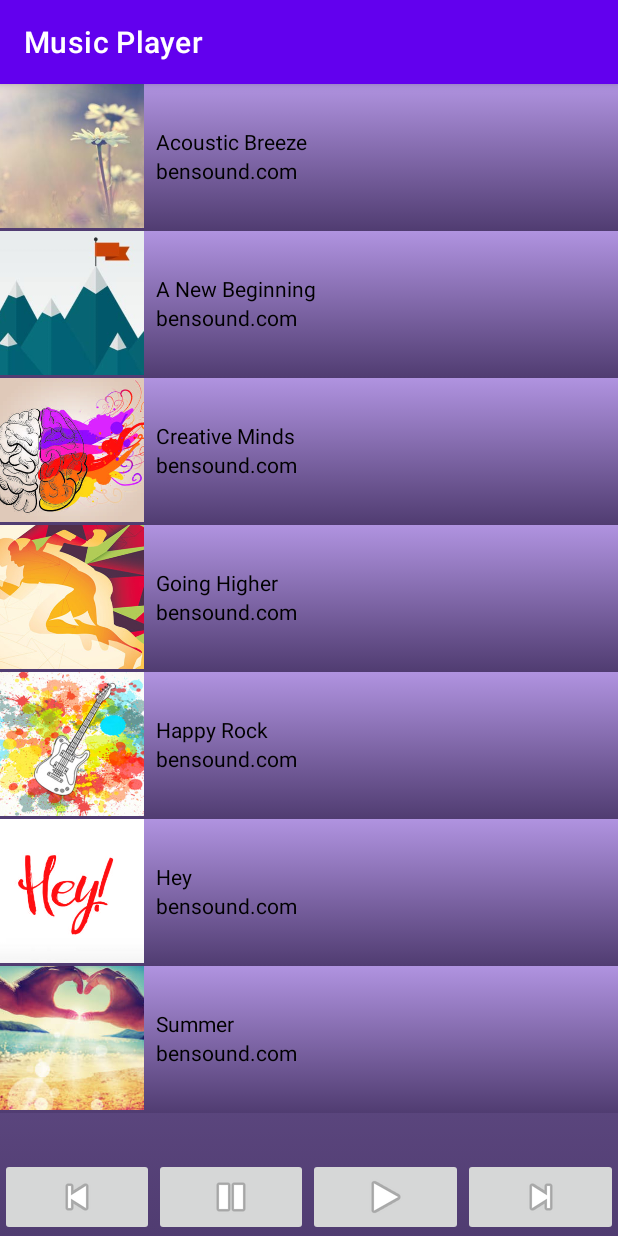
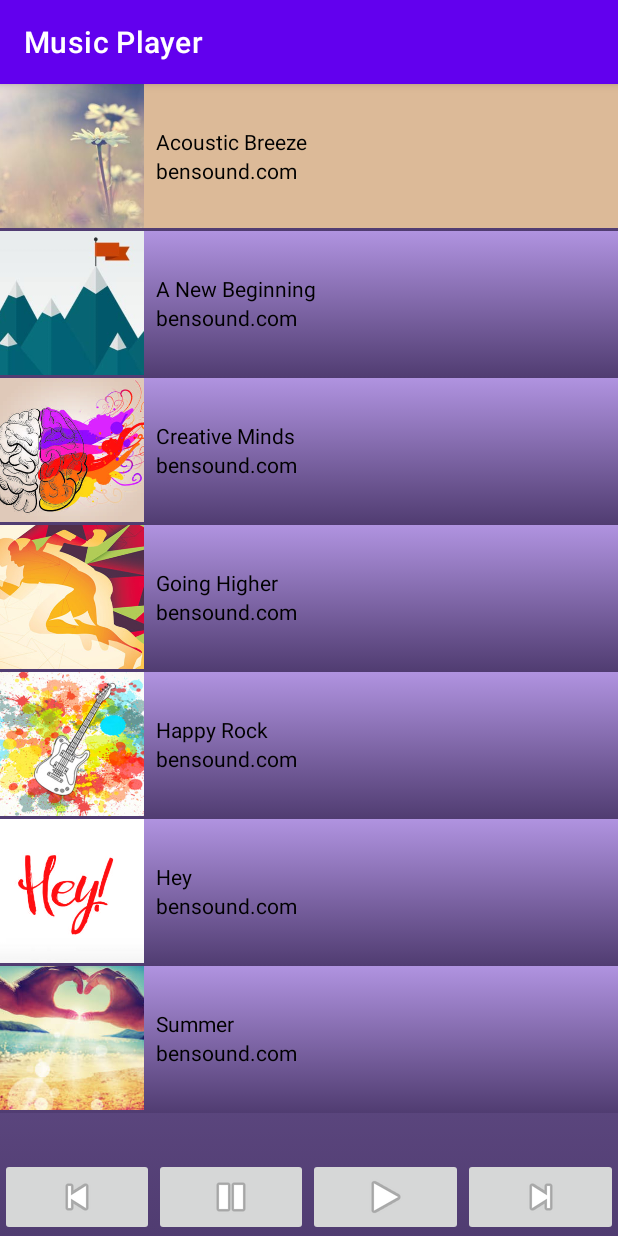
Before and after one commit to zack122/MusicPlayerApp, an Android app: the screen it shows after launch (MainActivity), on a phone screen of 412 x 824 dp. Run offline under Robolectric (Android 15) with nearby library versions, the phone set to English and light mode, and no system bars; Roboto replaces fonts that are not available here.

Commit message:
fixed selector

```diff
--- a/app/src/main/res/layout/item_song.xml
+++ b/app/src/main/res/layout/item_song.xml
@@ -12,6 +12,7 @@
         android:layout_marginBottom="2dp"
         android:background="@color/background_selected_color"
         app:layout_constraintBottom_toBottomOf="parent"
+        app:layout_constraintTop_toTopOf="parent"
         app:layout_constraintEnd_toEndOf="parent"
         app:layout_constraintStart_toStartOf="parent" />
 
```
